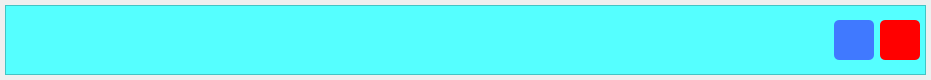
This is customWidgets/itemwidget.ui in Anmol-A-jain/Dyner as Qt 5 draws it before an edit. The edited form follows.
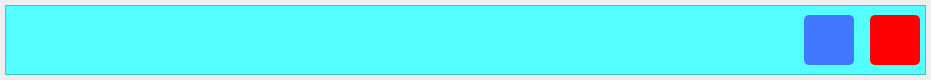
This is the edited form.

What changed in the file:
```diff
--- a/customWidgets/itemwidget.ui
+++ b/customWidgets/itemwidget.ui
@@ -96,14 +96,14 @@
          <widget class="QPushButton" name="editbtn">
           <property name="minimumSize">
            <size>
-            <width>40</width>
-            <height>40</height>
+            <width>50</width>
+            <height>50</height>
            </size>
           </property>
           <property name="maximumSize">
            <size>
-            <width>40</width>
-            <height>40</height>
+            <width>50</width>
+            <height>50</height>
            </size>
           </property>
           <property name="styleSheet">
@@ -115,18 +115,34 @@
           </property>
          </widget>
         </item>
+        <item>
+         <spacer name="horizontalSpacer">
+          <property name="orientation">
+           <enum>Qt::Horizontal</enum>
+          </property>
+          <property name="sizeType">
+           <enum>QSizePolicy::Fixed</enum>
+          </property>
+          <property name="sizeHint" stdset="0">
+           <size>
+            <width>10</width>
+            <height>20</height>
+           </size>
+          </property>
+         </spacer>
+        </item>
         <item>
          <widget class="QPushButton" name="deletebtn">
           <property name="minimumSize">
            <size>
-            <width>40</width>
-            <height>40</height>
+            <width>50</width>
+            <height>50</height>
            </size>
           </property>
           <property name="maximumSize">
            <size>
-            <width>40</width>
-            <height>40</height>
+            <width>50</width>
+            <height>50</height>
            </size>
           </property>
           <property name="styleSheet">
```
